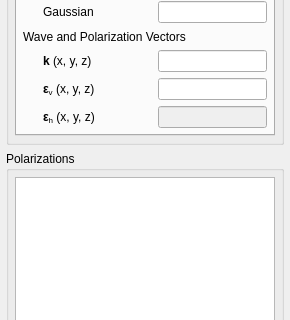
Above: crispy/resources/gui/uis/quanty/main.ui from mretegan/crispy before the change; both pictures show x 0 to 290 and y 340 to 660 of the 290 by 800 pixel window. Below: the same form after it.
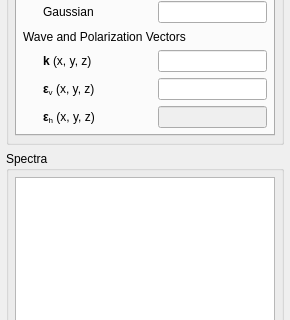
That is the form after the change. Icons and pictures are not drawn. Custom widgets are drawn as their Qt base class.

Commit message: More work on the results details dialog structure

The edit to the form file:
```diff
--- a/crispy/resources/gui/uis/quanty/main.ui
+++ b/crispy/resources/gui/uis/quanty/main.ui
@@ -1027,7 +1027,7 @@
         <item>
          <widget class="QGroupBox" name="polarizationsGroupBox">
           <property name="title">
-           <string>Polarizations</string>
+           <string>Spectra</string>
           </property>
           <layout class="QHBoxLayout" name="horizontalLayout">
            <property name="leftMargin">
```
Left out of the diff: 4 changed lines with no effect on the pictures. The commit also changes 6 other files.
